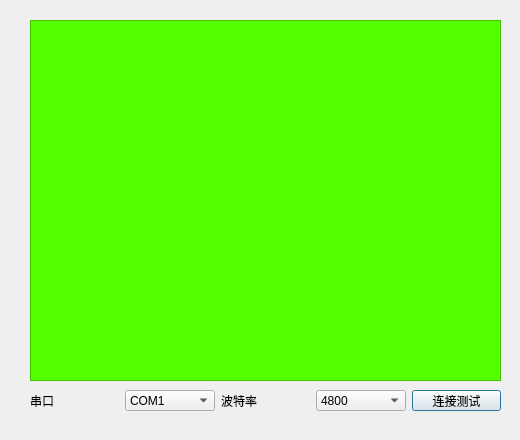
Qt form MFC/MFC-PC-release/src/UIComm.ui (erisir/SandBox) before a commit.
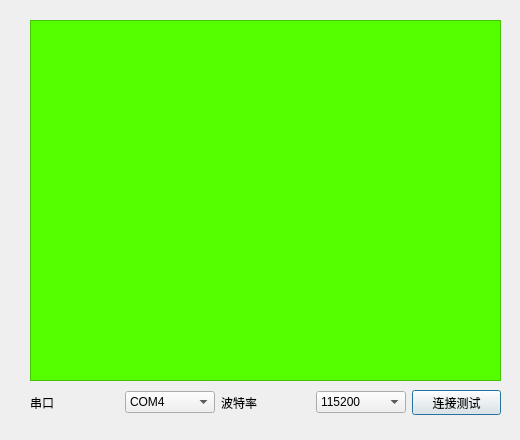
The same form after that commit.

```diff
--- a/MFC/MFC-PC-release/src/UIComm.ui
+++ b/MFC/MFC-PC-release/src/UIComm.ui
@@ -19,7 +19,7 @@
      <x>30</x>
      <y>390</y>
      <width>471</width>
-     <height>21</height>
+     <height>25</height>
     </rect>
    </property>
    <layout class="QHBoxLayout" name="horizontalLayout">
@@ -32,6 +32,9 @@
     </item>
     <item>
      <widget class="QComboBox" name="CommName">
+      <property name="currentIndex">
+       <number>3</number>
+      </property>
       <item>
        <property name="text">
         <string>COM1</string>
@@ -83,6 +86,9 @@
     </item>
     <item>
      <widget class="QComboBox" name="Baudrate">
+      <property name="currentIndex">
+       <number>7</number>
+      </property>
       <item>
        <property name="text">
         <string>4800</string>
```
